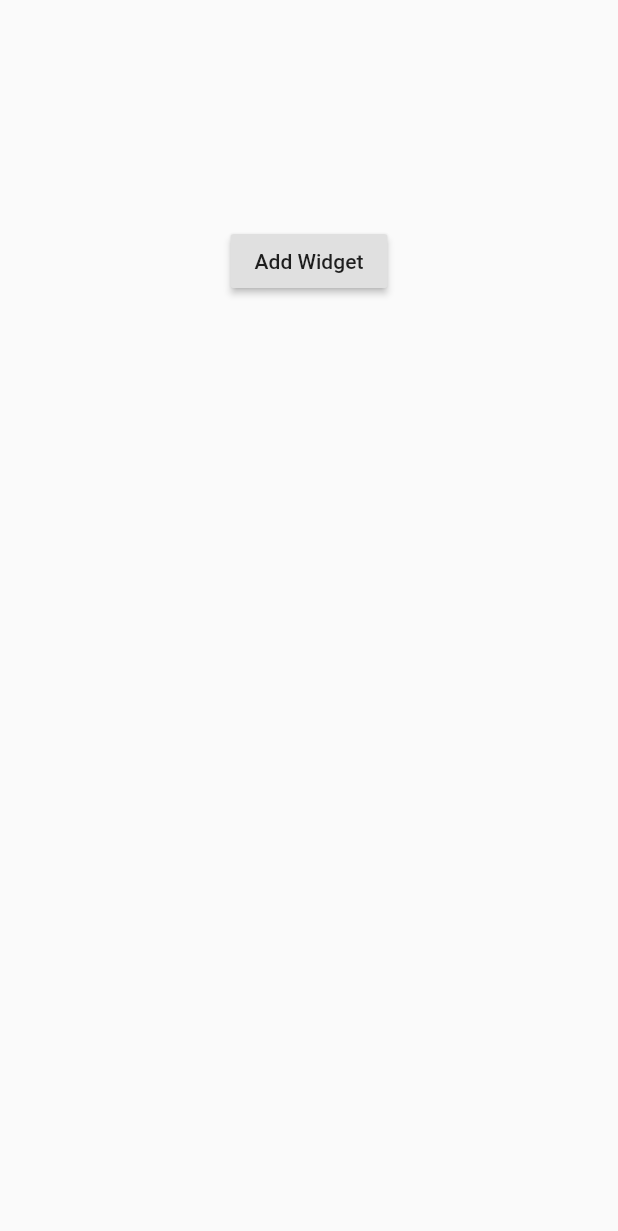
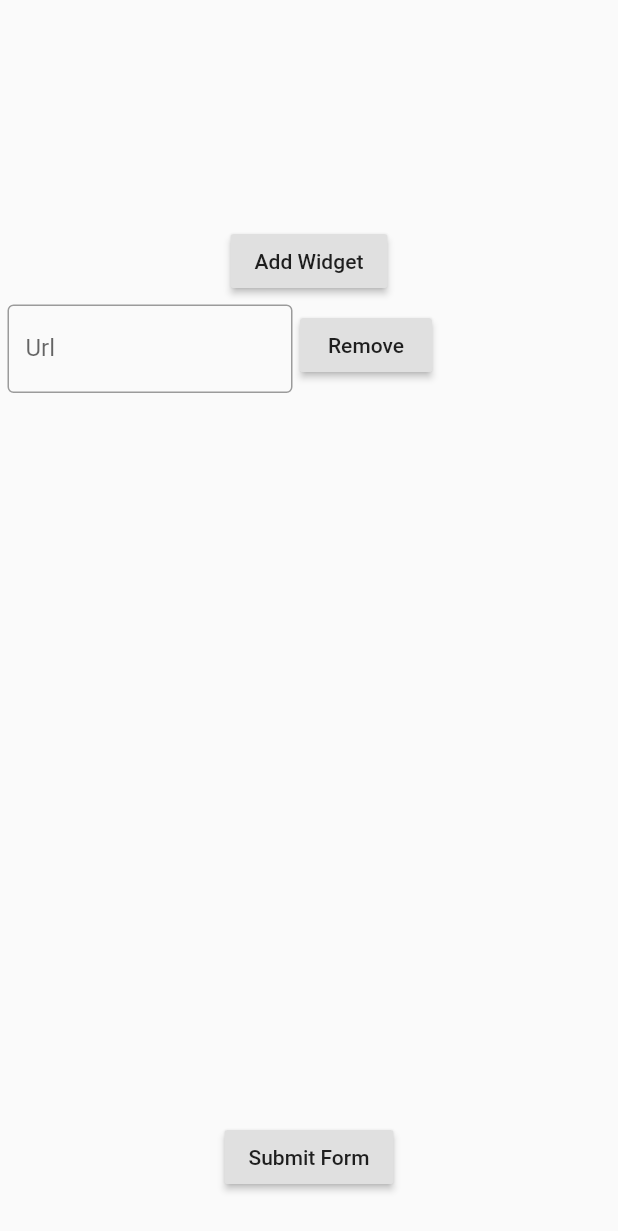
Before and after one commit to Aamer-Ali/moor_test, a Flutter app: the screen it shows after launch, after a tap on "Add Widget", on a phone screen of 412 x 824 dp. Shown: the top 1231 px of the screen. Run offline on Flutter 3.47's test engine with Material 2 defaults, Android fonts, the phone set to English and light mode, and no system bars; our stand-ins replace get, moor_flutter; generated files the repository leaves out were written again.

Commit message:
Work done! Dynamic Widget added with functionality

```diff
--- /dev/null
+++ b/lib/controller/dynamic_widget_controller.dart
@@ -0,0 +1,10 @@
+import 'package:get/get.dart';
+import 'package:moor_test/view/widget/dynamic_widget.dart';
+
+class DynamicWidgetController extends GetxController {
+  var dynamicList = List<dynamicWidget>().obs;
+
+  List<String> urls = List<String>().obs;
+
+  var url = "".toString().obs;
+}
--- a/lib/main.dart
+++ b/lib/main.dart
@@ -1,5 +1,8 @@
 import 'package:flutter/material.dart';
+import 'package:get/get.dart';
+import 'package:moor_test/controller/dynamic_widget_controller.dart';
 import 'package:moor_test/data/moor_database.dart';
+import 'package:moor_test/view/widget/dynamic_widget.dart';
 
 void main() {
   runApp(MyApp());
@@ -29,58 +32,73 @@ class _HomePageState extends State<HomePage> {
   // List<String> Price = [];
   // List<String> Product = [];
   //
-  Column someColumn = Column(
-    children: [],
-  );
 
-  var dynamicList = List<Widget>();
+  // Column someColumn = Column(
+  //   children: [],
+  // );
+
+  DynamicWidgetController controller = Get.put(DynamicWidgetController());
+
+  var dynamicList = List<dynamicWidget>();
+
+  void removeServiceCard(index) {
+    setState(() {
+      dynamicList.remove(index);
+    });
+  }
 
   @override
   Widget build(BuildContext context) {
-    someColumn.children.add(dynamicWidget());
+
+    // dynamicList.add(dynamicWidget(removeServiceCard,index: 1,));
+    // dynamicList.add(dynamicWidget(removeServiceCard,index: 2,));
+    // dynamicList.add(dynamicWidget(removeServiceCard,index: 3,));
 
     return Scaffold(
       body: SingleChildScrollView(
         child: Container(
           margin: EdgeInsets.fromLTRB(0, 150, 0, 0),
-          child: Center(
           child: Column(
             children: [
               RaisedButton(
                 onPressed: () {
                   setState(() {
                     // someColumn.children.add(Text("Hello"));
-                      dynamicList.add(dynamicWidget());
+                    dynamicList.add(dynamicWidget(removeServiceCard,index: dynamicList.length,));
                   });
                 },
                 child: Text("Add Widget"),
               ),
-                for(var item in dynamicList) item,
+              // for (var item in dynamicList) item,
+              Container(
+                height: MediaQuery.of(context).size.height / 1.5,
+                child: ListView.builder(
+                    itemCount: dynamicList.length,
+                    itemBuilder: (context, index) {
+                      return InkWell(
+                        child: dynamicList[index],
+                        onTap: () {},
+                      );
+                    }),
+              ),
+              RaisedButton(
+                onPressed: () {
+                  setState(() {
+                    var Url = [];
+                    dynamicList.forEach((widget) => Url.add(widget.Url.text));
+                    setState(() {});
+                    print(Url.length);
+                    for (var item in Url) {
+                      print(item);
+                    }
+                  });
+                },
+                child: Text("Submit Form"),
+              ),
             ],
-            ),
           ),
         ),
       ),
     );
   }
 }
-
-class dynamicWidget extends StatelessWidget {
-  TextEditingController Product = new TextEditingController();
-  TextEditingController Price = new TextEditingController();
-
-  @override
-  Widget build(BuildContext context) {
-    return Container(
-      child: ListBody(
-        children: <Widget>[
-          Row(
-            children: <Widget>[
-
-            ],
-          )
-        ],
-      ),
-    );
-  }
-}
--- /dev/null
+++ b/lib/view/widget/dynamic_widget.dart
@@ -0,0 +1,86 @@
+import 'package:flutter/material.dart';
+import 'package:get/get.dart';
+import 'package:moor_test/controller/dynamic_widget_controller.dart';
+
+class dynamicWidget extends StatelessWidget {
+  TextEditingController Url = new TextEditingController();
+
+  final int index;
+  final Function(dynamicWidget) removeServiceCard;
+
+  dynamicWidget (this.removeServiceCard, {Key key, @required this.index})
+      : super(key: key);
+
+  @override
+  Widget build(BuildContext context) {
+    return Container(
+      child: ListBody(
+        children: <Widget>[
+          Row(
+            children: <Widget>[
+              Container(
+                width: 200,
+                padding: EdgeInsets.fromLTRB(5, 5, 5, 0),
+                child: new TextFormField(
+                  controller: Url,
+                  decoration: const InputDecoration(
+                    labelText: 'Url',
+                    border: OutlineInputBorder(),
+                  ),
+                ),
+              ),
+              RaisedButton(
+                onPressed: () {
+                  print('Remove');
+                  removeServiceCard(this);
+                },
+                child: Text("Remove"),
+              )
+            ],
+          )
+        ],
+      ),
+    );
+  }
+}
+//
+// import 'package:flutter/material.dart';
+// import 'package:get/get.dart';
+// import 'package:moor_test/controller/dynamic_widget_controller.dart';
+//
+// class dynamicWidget extends StatelessWidget {
+//   DynamicWidgetController controller = Get.find<DynamicWidgetController>();
+//
+//   @override
+//   Widget build(BuildContext context) {
+//     return Container(
+//       child: ListBody(
+//         children: <Widget>[
+//           Row(
+//             children: <Widget>[
+//               Container(
+//                 width: 200,
+//                 padding: EdgeInsets.fromLTRB(5, 5, 5, 0),
+//                 child: new TextFormField(
+//                   onChanged: (value) {
+//                     controller.url.value = value;
+//                   },
+//                   decoration: const InputDecoration(
+//                     labelText: 'Url',
+//                     border: OutlineInputBorder(),
+//                   ),
+//                 ),
+//               ),
+//               RaisedButton(
+//                 onPressed: () {
+//                   print('Remove');
+//                 },
+//                 child: Text("Remove"),
+//               )
+//             ],
+//           )
+//         ],
+//       ),
+//     );
+//   }
+// }
```
Also changed, not shown: lib/main_new.dart (added, +76 -0 lines). Lines whose indentation alone changed are shown as unchanged.
